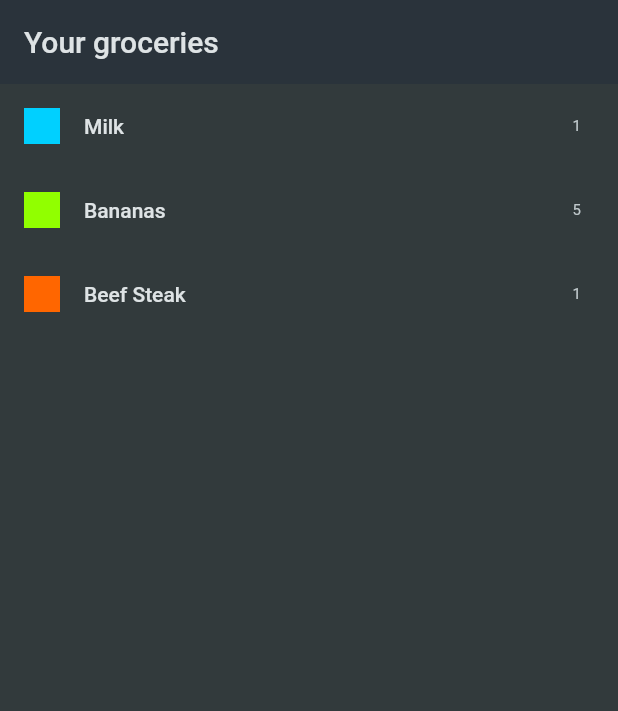
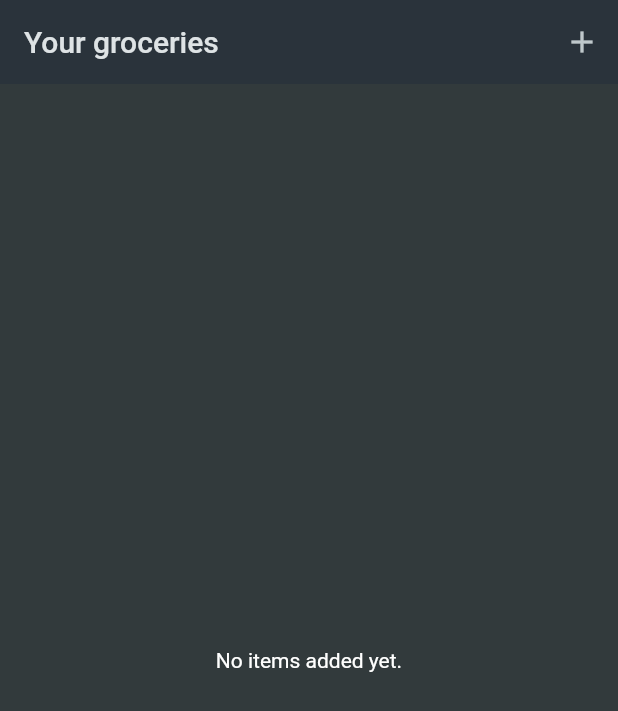
Before and after one commit to mlnbk/shopping_list, a Flutter app: the screen it shows after launch, on a phone screen of 412 x 824 dp. Shown: the top 711 px of the screen. Run offline on Flutter 3.47's test engine with Material 2 defaults, Android fonts, the phone set to English and light mode, and no system bars.

Commit message:
feat: enable adding and removing items
* add item form
* validate input
* remove items from list

```diff
--- a/lib/data/dummy_items.dart
+++ /dev/null
@@ -1,24 +0,0 @@
-import 'package:shopping_list_app/models/category.dart';
-import 'package:shopping_list_app/models/grocery_item.dart';
-import 'package:shopping_list_app/data/categories.dart';
-
-final groceryItems = [
-  GroceryItem(
-    id: 'a',
-    name: 'Milk',
-    quantity: 1,
-    category: categories[Categories.dairy]!,
-  ),
-  GroceryItem(
-    id: 'b',
-    name: 'Bananas',
-    quantity: 5,
-    category: categories[Categories.fruit]!,
-  ),
-  GroceryItem(
-    id: 'c',
-    name: 'Beef Steak',
-    quantity: 1,
-    category: categories[Categories.meat]!,
-  ),
-];
--- a/lib/widgets/grocery_list.dart
+++ b/lib/widgets/grocery_list.dart
@@ -1,30 +1,77 @@
 import 'package:flutter/material.dart';
 
-import 'package:shopping_list_app/data/dummy_items.dart';
+import 'package:shopping_list_app/models/grocery_item.dart';
+import 'package:shopping_list_app/widgets/new_item.dart';
 
-class GroceryList extends StatelessWidget {
+class GroceryList extends StatefulWidget {
   const GroceryList({super.key});
 
   @override
+  State<GroceryList> createState() => _GroceryListState();
+}
+
+class _GroceryListState extends State<GroceryList> {
+  final List<GroceryItem> _groceryItems = [];
+
+  void _addItem() async {
+    final newItem = await Navigator.of(context).push<GroceryItem>(
+      MaterialPageRoute(
+        builder: (context) => const NewItem(),
+      ),
+    );
+
+    if (newItem == null) return;
+    setState(() {
+      _groceryItems.add(newItem);
+    });
+  }
+
+  void _removeItem(GroceryItem item) {
+    setState(() {
+      _groceryItems.remove(item);
+    });
+  }
+
+  @override
   Widget build(BuildContext context) {
+    Widget content = const Center(
+      child: Text('No items added yet.'),
+    );
+
+    if (_groceryItems.isNotEmpty) {
+      content = ListView.builder(
+        itemCount: _groceryItems.length,
+        itemBuilder: (context, index) => Dismissible(
+          onDismissed: (direction) {
+            _removeItem(_groceryItems[index]);
+          },
+          key: ValueKey(_groceryItems[index].id),
+          child: ListTile(
+            leading: Container(
+              width: 24,
+              height: 24,
+              color: _groceryItems[index].category.color,
+            ),
+            title: Text(_groceryItems[index].name),
+            trailing: Text(
+              _groceryItems[index].quantity.toString(),
+            ),
+          ),
+        ),
+      );
+    }
+
     return Scaffold(
       appBar: AppBar(
         title: const Text('Your groceries'),
+        actions: [
+          IconButton(
+            onPressed: _addItem,
+            icon: const Icon(Icons.add),
+          ),
+        ],
       ),
-      body: ListView.builder(
-        itemCount: groceryItems.length,
-        itemBuilder: (context, index) => ListTile(
-          leading: Container(
-            width: 24,
-            height: 24,
-            color: groceryItems[index].category.color,
-          ),
-          title: Text(groceryItems[index].name),
-          trailing: Text(
-            groceryItems[index].quantity.toString(),
-          ),
-        ),
-      ),
+      body: content,
     );
   }
 }
```
Also changed, not shown: lib/widgets/new_item.dart (added, +144 -0 lines).
